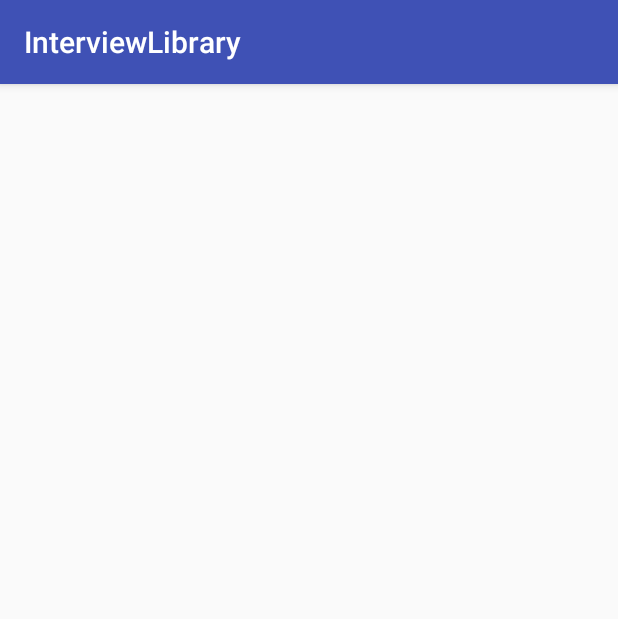
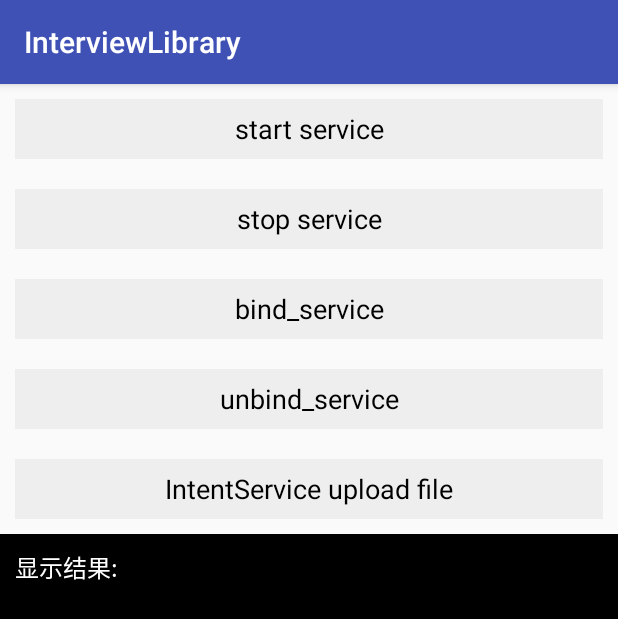
Before and after one commit to wqnmlgbe/InterviewLibrary, an Android app: the Day1_ServiceActivity screen opened directly, with no data from a screen before it, on a phone screen of 412 x 824 dp. Shown: the top 619 px of the screen. Run offline under Robolectric (Android 15) with nearby library versions, the phone set to English and light mode, and no system bars; our stand-ins replace ButterKnife.

Commit message:
day1 service

```diff
--- a/app/src/main/AndroidManifest.xml
+++ b/app/src/main/AndroidManifest.xml
@@ -16,6 +16,9 @@
             </intent-filter>
         </activity>
         <activity android:name=".category.day1_service.Day1_ServiceActivity"></activity>
+        <service android:name=".category.day1_service.Day1Service"/>
+        <service android:name=".category.day1_service.Day1IntentService"/>
+        <!--<receiver android:name=".category.day1_service.Day1_ServiceActivity$Receiver"/>-->
     </application>
 
 </manifest>
--- a/app/src/main/res/layout/activity_day1__service.xml
+++ b/app/src/main/res/layout/activity_day1__service.xml
@@ -1,13 +1,39 @@
 <?xml version="1.0" encoding="utf-8"?>
-<RelativeLayout xmlns:android="http://schemas.android.com/apk/res/android"
+<LinearLayout xmlns:android="http://schemas.android.com/apk/res/android"
     xmlns:tools="http://schemas.android.com/tools"
     android:id="@+id/activity_day1__service"
     android:layout_width="match_parent"
     android:layout_height="match_parent"
-    android:paddingBottom="@dimen/activity_vertical_margin"
-    android:paddingLeft="@dimen/activity_horizontal_margin"
-    android:paddingRight="@dimen/activity_horizontal_margin"
-    android:paddingTop="@dimen/activity_vertical_margin"
+    android:orientation="vertical"
     tools:context="open.cklan.com.interviewlibrary.category.day1_service.Day1_ServiceActivity">
+    <TextView
+        android:id="@+id/tv_start_service"
+        android:text="start service"
+        style="@style/TextViewStyle" />
+    <TextView
+        android:id="@+id/tv_stop_service"
+        android:text="stop service"
+        style="@style/TextViewStyle" />
+    <TextView
+        android:id="@+id/tv_bind_service"
+        android:text="bind_service"
+        style="@style/TextViewStyle"/>
+    <TextView
+        android:id="@+id/tv_unbind_service"
+        android:text="unbind_service"
+        style="@style/TextViewStyle"/>
+    <TextView
+        android:id="@+id/tv_upload_file"
+        android:text="IntentService upload file"
+        style="@style/TextViewStyle"/>
 
-</RelativeLayout>
+    <TextView
+        android:id="@+id/tv_show"
+        android:layout_width="match_parent"
+        android:layout_height="match_parent"
+        android:textSize="16sp"
+        android:text="显示结果:"
+        android:padding="10dp"
+        android:textColor="#FFFFFF"
+        android:background="#000000"/>
+</LinearLayout>
--- a/app/src/main/res/values/styles.xml
+++ b/app/src/main/res/values/styles.xml
@@ -7,5 +7,13 @@
         <item name="colorPrimaryDark">@color/colorPrimaryDark</item>
         <item name="colorAccent">@color/colorAccent</item>
     </style>
-
+    <style name="TextViewStyle">
+        <item name="android:gravity">center</item>
+        <item name="android:textColor">#000000</item>
+        <item name="android:textSize">18sp</item>
+        <item name="android:layout_margin">10dp</item>
+        <item name="android:background">#eeeeee</item>
+        <item name="android:layout_width">match_parent</item>
+        <item name="android:layout_height">40dp</item>
+    </style>
 </resources>
```
Also changed, not shown: app/src/main/java/open/cklan/com/interviewlibrary/category/day1_service/Day1IntentService.java (added, +44 -0 lines), app/src/main/java/open/cklan/com/interviewlibrary/category/day1_service/Day1Service.java (added, +99 -0 lines), app/src/main/java/open/cklan/com/interviewlibrary/category/day1_service/Day1_ServiceActivity.java (+133 -1 lines), app/src/main/res/layout/item_category.xml (+1 -9 lines).
